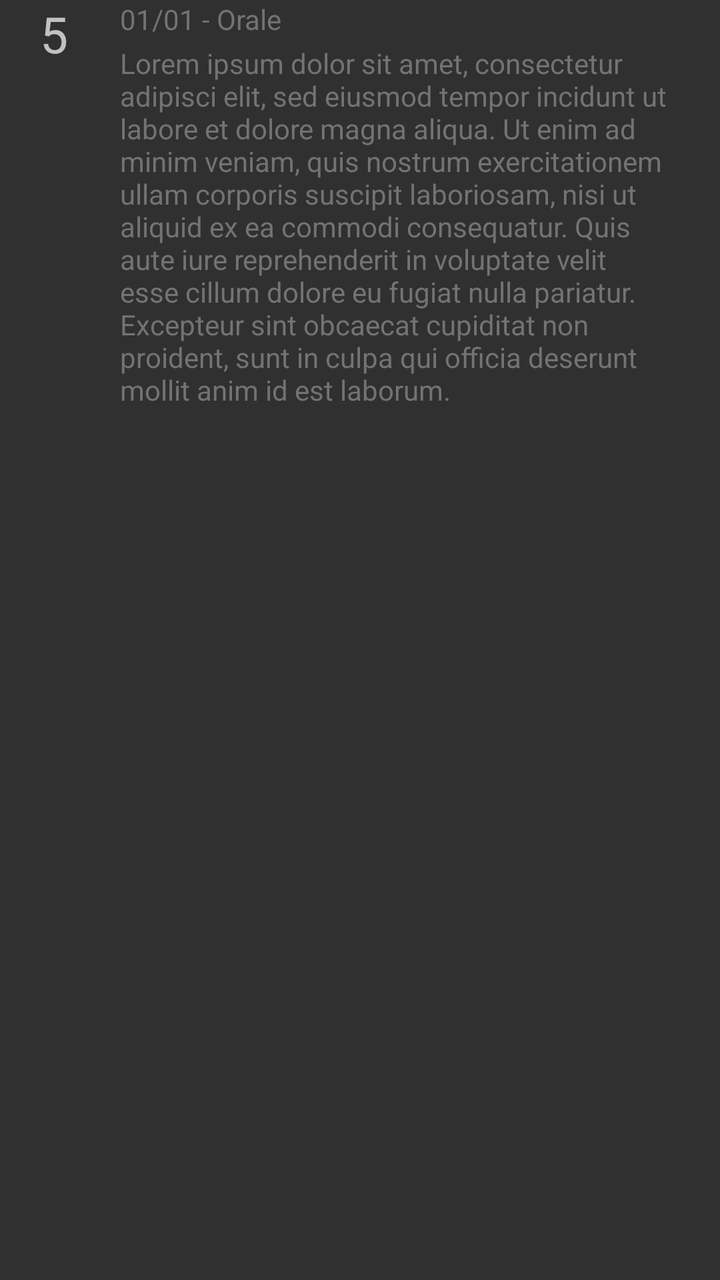
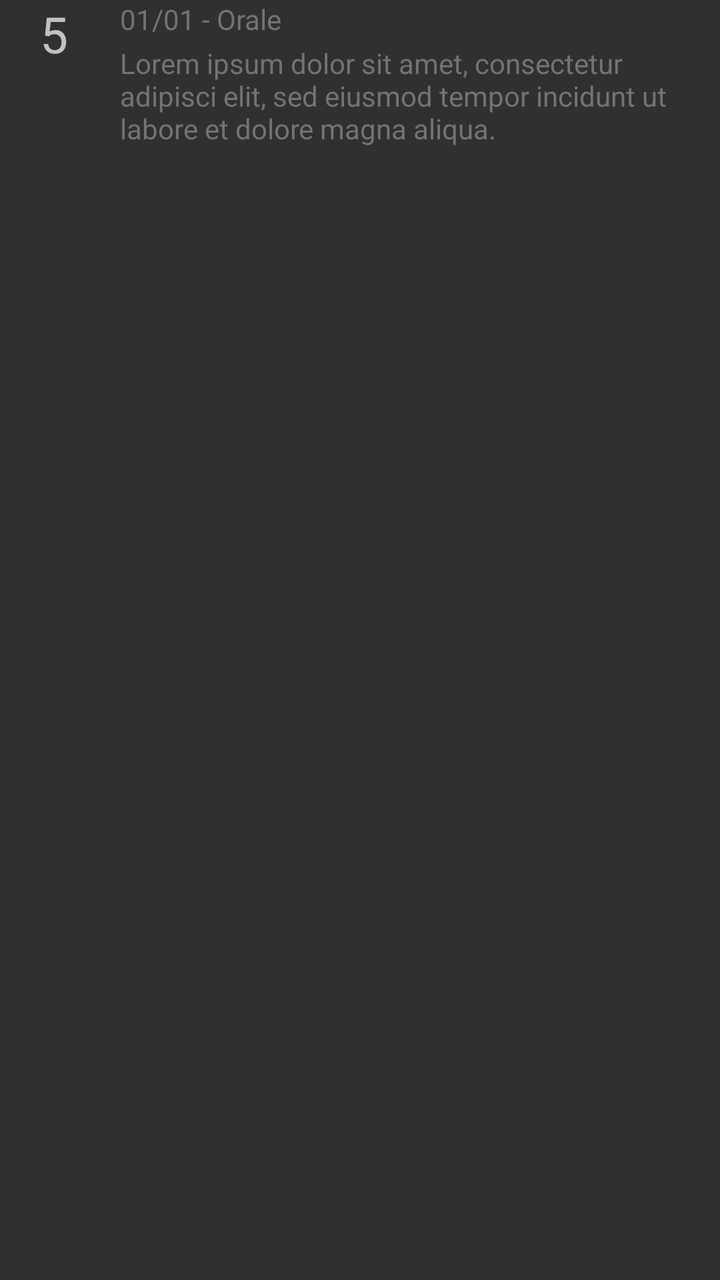

Before-and-after screenshots of an Android layout around one commit, followed by the original layout XML and the change that was made.
<!-- AndroidManifest.xml: application theme AppTheme -->
<!-- res/layout/adapter_voti_dett.xml -->
<?xml version="1.0" encoding="utf-8"?>
<LinearLayout xmlns:android="http://schemas.android.com/apk/res/android"
    android:layout_width="match_parent"
    android:layout_height="wrap_content"
    android:orientation="horizontal">

    <LinearLayout
        android:layout_width="wrap_content"
        android:layout_height="wrap_content"
        android:layout_gravity="center_horizontal"
        android:layout_marginLeft="20dp"
        android:layout_marginStart="20dp"
        android:gravity="center_horizontal">

        <TextView
            android:id="@+id/textVoto"
            android:layout_width="40dp"
            android:layout_height="wrap_content"
            android:text="5"
            android:textSize="25sp" />

    </LinearLayout>

    <LinearLayout
        android:layout_width="wrap_content"
        android:layout_height="wrap_content"
        android:layout_marginBottom="15dp"
        android:layout_marginEnd="15dp"
        android:layout_marginRight="15dp"
        android:orientation="vertical">

        <TextView
            android:id="@+id/datatipo"
            android:layout_width="wrap_content"
            android:layout_height="wrap_content"
            android:text="01/01 - Orale"
            android:textColor="@color/textcolorgrey" />

        <TextView
            android:id="@+id/commento"
            android:layout_width="wrap_content"
            android:layout_height="wrap_content"
            android:layout_marginTop="3dp"
            android:text="Lorem ipsum dolor sit amet, consectetur adipisci elit, sed eiusmod tempor incidunt ut labore et dolore magna aliqua. Ut enim ad minim veniam, quis nostrum exercitationem ullam corporis suscipit laboriosam, nisi ut aliquid ex ea commodi consequatur. Quis aute iure reprehenderit in voluptate velit esse cillum dolore eu fugiat nulla pariatur. Excepteur sint obcaecat cupiditat non proident, sunt in culpa qui officia deserunt mollit anim id est laborum."
            android:textColor="@color/textcolorgrey" />

    </LinearLayout>
</LinearLayout>
<!-- resources referenced by this layout -->
<resources>
  <color name="textcolorgrey">#737373</color>
  <style name="AppTheme" parent="Theme.AppCompat.NoActionBar">
          
          <item name="colorPrimary">@color/colorPrimary</item>
          <item name="colorPrimaryDark">@color/colorPrimaryDark</item>
          <item name="colorAccent">@color/colorAccent</item>
          <item name="android:textColorHint">#FF80AB</item>
      </style>
  <color name="colorPrimary">#3F51B5</color>
  <color name="colorPrimaryDark">#303F9F</color>
  <color name="colorAccent">#FF4081</color>
</resources>

<!-- the commit's change to res/layout/adapter_voti_dett.xml (unified diff, before → after) -->
@@ -16,7 +16,7 @@
             android:id="@+id/textVoto"
             android:layout_width="40dp"
             android:layout_height="wrap_content"
-            android:text="5"
+            android:text="@string/_5"
             android:textSize="25sp" />
 
     </LinearLayout>
@@ -33,7 +33,7 @@
             android:id="@+id/datatipo"
             android:layout_width="wrap_content"
             android:layout_height="wrap_content"
-            android:text="01/01 - Orale"
+            android:text="@string/_01_01_orale"
             android:textColor="@color/textcolorgrey" />
 
         <TextView
@@ -41,7 +41,7 @@
             android:layout_width="wrap_content"
             android:layout_height="wrap_content"
             android:layout_marginTop="3dp"
-            android:text="Lorem ipsum dolor sit amet, consectetur adipisci elit, sed eiusmod tempor incidunt ut labore et dolore magna aliqua. Ut enim ad minim veniam, quis nostrum exercitationem ullam corporis suscipit laboriosam, nisi ut aliquid ex ea commodi consequatur. Quis aute iure reprehenderit in voluptate velit esse cillum dolore eu fugiat nulla pariatur. Excepteur sint obcaecat cupiditat non proident, sunt in culpa qui officia deserunt mollit anim id est laborum."
+            android:text="@string/lorem2"
             android:textColor="@color/textcolorgrey" />
 
     </LinearLayout>
<!-- resource entries referenced after the edit -->
@@ -1,6 +1,9 @@
 <!-- resources referenced by this layout -->
 <resources>
   <color name="textcolorgrey">#737373</color>
+  <string name="_01_01_orale">01/01 - Orale</string>
+  <string name="_5">5</string>
+  <string name="lorem2">Lorem ipsum dolor sit amet, consectetur adipisci elit, sed eiusmod tempor incidunt ut labore et dolore magna aliqua.</string>
   <style name="AppTheme" parent="Theme.AppCompat.NoActionBar">
           
           <item name="colorPrimary">@color/colorPrimary</item>
